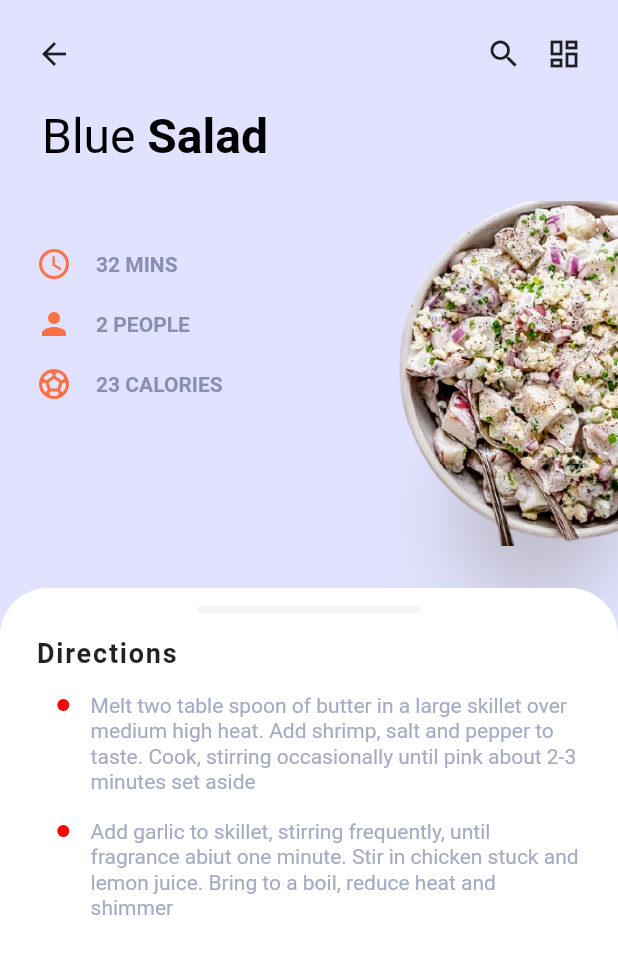
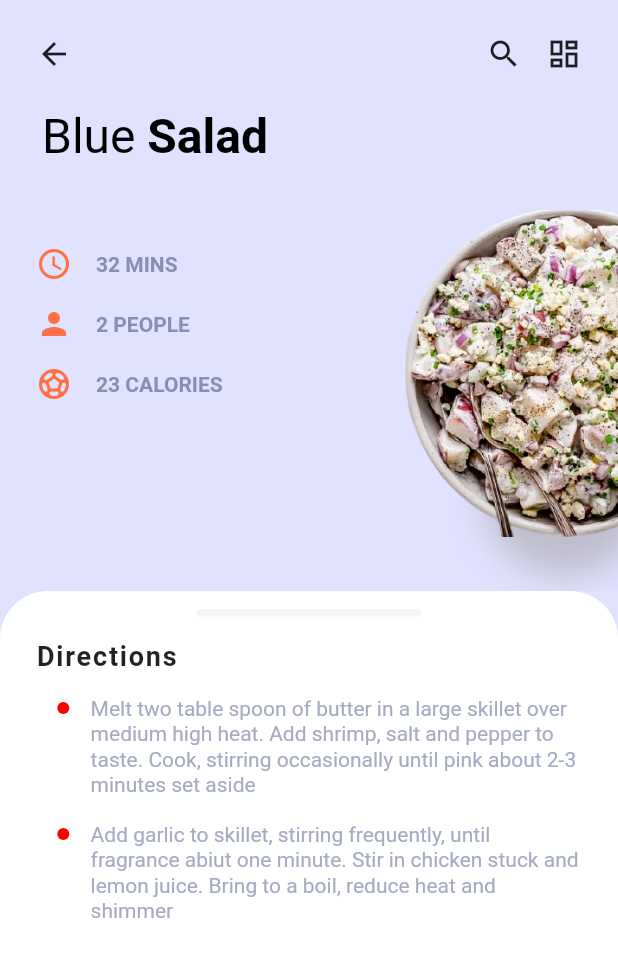
Before and after one commit to aloRanking/food_app1, a Flutter app: the DetailScreen screen opened directly with sample values from the repository, on a phone screen of 412 x 824 dp. Shown: the top 957 px of the screen. Run offline on Flutter 3.47's test engine with Material 2 defaults, Android fonts, the phone set to English and light mode, and no system bars; our stand-ins replace gap, page_transition.

Commit message:
code refactor

```diff
--- a/lib/screens/detail_screen.dart
+++ b/lib/screens/detail_screen.dart
@@ -74,17 +74,25 @@ class _DetailScreenState extends State<DetailScreen> {
 
 
             Container(
+
+
+
               //padding:const EdgeInsets.only(left: 24),
               child: Stack(
                 children: [
                   Container(),
+                  Align(
+                    alignment: Alignment.center,
+                    child: Container(
+                      height: 260,
+                      //color: Colors.red,
+                    ),
+                  ),
                   const Positioned(
-                    right: 30,
-                    bottom: 10,
+                    right: 10,
+                    bottom: 65,
                     height: 20,
                     width: 50,
-
-
                     child: DecoratedBox(
                         decoration:  BoxDecoration(
 
@@ -92,8 +100,8 @@ class _DetailScreenState extends State<DetailScreen> {
                         boxShadow: [
                           BoxShadow(
                               color: Color(0xffBEBDCB),
-                              //offset: Offset(0,10),
-                              blurRadius: 45,
+                              offset: Offset(0,10),
+                              blurRadius: 20,
                               spreadRadius: 45
                           )
                         ]
@@ -124,14 +132,16 @@ class _DetailScreenState extends State<DetailScreen> {
 
                     ),
                   ),
-                  Align(
-                    alignment: Alignment.centerRight,
+                  Positioned(
+                    right: -80,
                     child: Hero(
                       tag: 'hero${widget.breakfast.id}',
-                      child: SizedBox(
+                      child: Container(
                         height: 230,
-                        //width: 250,
-                        child: Image.asset(widget.breakfast.image,
+                        width: 230,
+
+
+                        child: Image.asset(widget.breakfast.image2,
 
                           ),
                       ),
@@ -143,7 +153,6 @@ class _DetailScreenState extends State<DetailScreen> {
               ),
             ),
 
-            Gap(28),
 
             Expanded(
               child: Container(
```
